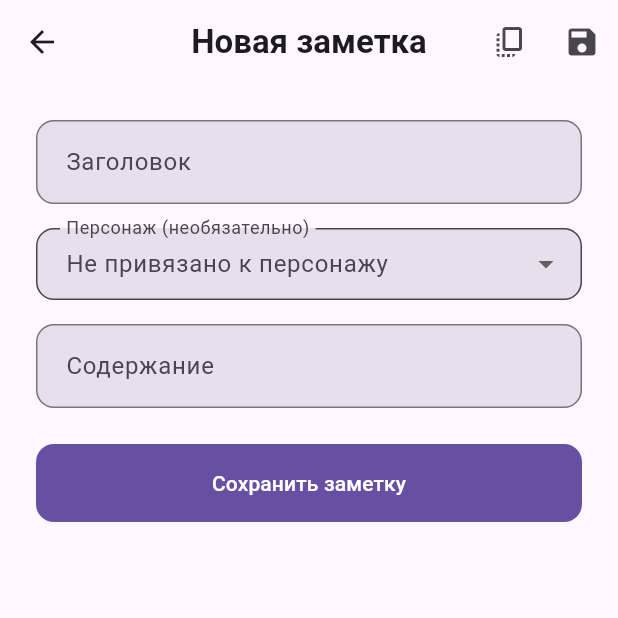
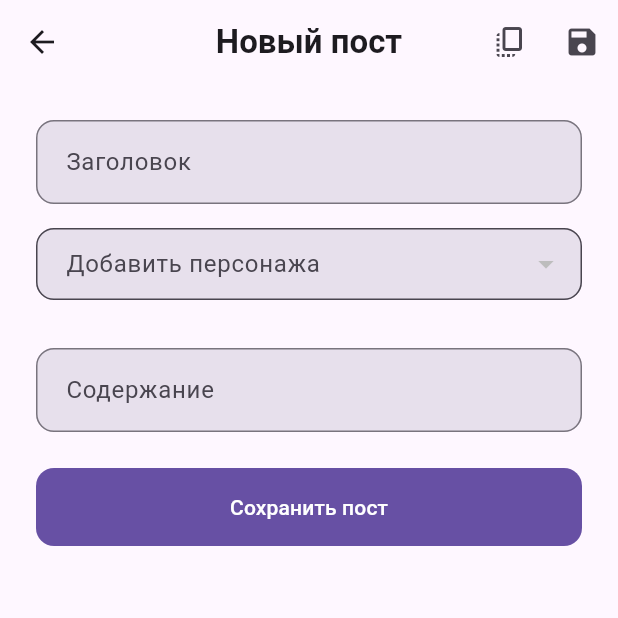
Before and after one commit to MaxGog/CharacterBook, a Flutter app: the screen it shows after launch, item 3 of the bottom bar chosen, after a tap on the "add" icon, on a phone screen of 412 x 824 dp, the top half of it. Run offline on Flutter 3.47's test engine with Material 3 defaults, Android fonts, the phone set to English and light mode, and no system bars; our stand-ins replace flutter_bloc, google_sign_in, hive, hive_flutter, image_picker, open_filex and 3 more; missing offline and left inert: docx_template, extension_google_sign_in_as_googleapis_auth, googleapis, mobile_scanner, universal_html; accounts and stored records are empty.

Commit message:
Добавление возможности добавить сразу несколько персонажей к посту

```diff
--- a/lib/models/note_model.dart
+++ b/lib/models/note_model.dart
@@ -19,8 +19,8 @@ class Note extends HiveObject {
   @HiveField(4)
   DateTime updatedAt;
 
-  @HiveField(5)
-  String? characterId;
+  @HiveField(5, defaultValue: [])
+  List<String> characterIds;
 
   @HiveField(6)
   final List<String> tags;
@@ -32,9 +32,8 @@ class Note extends HiveObject {
     DateTime? createdAt,
     DateTime? updatedAt,
     this.tags = const [],
-    this.characterId,
-  }) :
-        createdAt = createdAt ?? DateTime.now(),
+    this.characterIds = const [],
+  })  : createdAt = createdAt ?? DateTime.now(),
         updatedAt = updatedAt ?? DateTime.now();
 
   Map<String, dynamic> toJson() => {
@@ -43,7 +42,7 @@ class Note extends HiveObject {
     'content': content,
     'createdAt': createdAt.toIso8601String(),
     'updatedAt': updatedAt.toIso8601String(),
-    'characterId': characterId,
+    'characterIds': characterIds,
   };
 
   factory Note.fromJson(Map<String, dynamic> json) => Note(
@@ -52,6 +51,6 @@ class Note extends HiveObject {
     content: json['content'],
     createdAt: DateTime.parse(json['createdAt']),
     updatedAt: DateTime.parse(json['updatedAt']),
-    characterId: json['characterId'],
+    characterIds: List<String>.from(json['characterIds'] ?? []),
   );
 }
--- a/lib/pages/note_management_page.dart
+++ b/lib/pages/note_management_page.dart
@@ -19,7 +19,7 @@ class NoteEditPage extends StatefulWidget {
 class _NoteEditPageState extends State<NoteEditPage> {
   late final TextEditingController _titleController;
   late final TextEditingController _contentController;
-  String? _selectedCharacterId;
+  final List<String> _selectedCharacterIds = [];
 
   @override
   void initState() {
@@ -29,7 +29,9 @@ class _NoteEditPageState extends State<NoteEditPage> {
       text: widget.isCopyMode ? 'Копия: $initialTitle' : initialTitle,
     );
     _contentController = TextEditingController(text: widget.note?.content ?? '');
-    _selectedCharacterId = widget.note?.characterId;
+    if (widget.note != null) {
+      _selectedCharacterIds.addAll(widget.note!.characterIds);
+    }
   }
 
   @override
@@ -64,14 +66,14 @@ class _NoteEditPageState extends State<NoteEditPage> {
         ..title = title
         ..content = content
         ..updatedAt = now
-        ..characterId = _selectedCharacterId;
+        ..characterIds = _selectedCharacterIds;
       await notesBox.put(widget.note!.key, widget.note!);
     } else {
       final note = Note(
         id: DateTime.now().millisecondsSinceEpoch.toString(),
         title: title,
         content: content,
-        characterId: _selectedCharacterId,
+        characterIds: _selectedCharacterIds,
       );
       await notesBox.add(note);
     }
@@ -88,7 +90,7 @@ class _NoteEditPageState extends State<NoteEditPage> {
     if (mounted) {
       ScaffoldMessenger.of(context).showSnackBar(
         SnackBar(
-          content: const Text('Заметка скопирована в буфер'),
+          content: const Text('Скопирован скопирован в буфер'),
           behavior: SnackBarBehavior.floating,
           shape: RoundedRectangleBorder(
             borderRadius: BorderRadius.circular(8),
@@ -107,10 +109,10 @@ class _NoteEditPageState extends State<NoteEditPage> {
       appBar: AppBar(
         title: Text(
           widget.note == null
-              ? 'Новая заметка'
+              ? 'Новый пост'
               : widget.isCopyMode
-              ? 'Копировать заметку'
-              : 'Редактировать заметку',
+              ? 'Копировать пост'
+              : 'Редактировать пост',
           style: textTheme.titleLarge?.copyWith(
             fontWeight: FontWeight.bold,
           ),
@@ -163,6 +165,8 @@ class _NoteEditPageState extends State<NoteEditPage> {
             const SizedBox(height: 16),
             _buildCharacterSelector(context),
             const SizedBox(height: 16),
+            _buildSelectedCharactersChips(context),
+            const SizedBox(height: 16),
             TextField(
               controller: _contentController,
               decoration: InputDecoration(
@@ -199,7 +203,7 @@ class _NoteEditPageState extends State<NoteEditPage> {
               ),
               onPressed: _saveNote,
               child: Text(
-                'Сохранить заметку',
+                'Сохранить пост',
                 style: textTheme.labelLarge?.copyWith(
                   color: colorScheme.onPrimary,
                 ),
@@ -221,9 +225,9 @@ class _NoteEditPageState extends State<NoteEditPage> {
       crossAxisAlignment: CrossAxisAlignment.start,
       children: [
         DropdownButtonFormField<String>(
-          value: _selectedCharacterId,
+          value: null,
           decoration: InputDecoration(
-            labelText: 'Персонаж (необязательно)',
+            labelText: 'Добавить персонажа',
             border: OutlineInputBorder(
               borderRadius: BorderRadius.circular(12),
             ),
@@ -240,35 +244,79 @@ class _NoteEditPageState extends State<NoteEditPage> {
           ),
           borderRadius: BorderRadius.circular(12),
           items: [
-            DropdownMenuItem(
-              value: null,
-              child: Text(
-                'Не привязано к персонажу',
-                style: textTheme.bodyLarge?.copyWith(
-                  color: colorScheme.onSurfaceVariant,
-                ),
-              ),
-            ),
             ...characters.map((character) {
               final characterKey = charactersBox.keyAt(characters.indexOf(character)).toString();
+              final isSelected = _selectedCharacterIds.contains(characterKey);
               return DropdownMenuItem(
                 value: characterKey,
-                child: Text(
-                  character.name,
-                  style: textTheme.bodyLarge?.copyWith(
-                    color: colorScheme.onSurface,
-                  ),
+                child: Row(
+                  children: [
+                    if (isSelected)
+                      Icon(Icons.check, color: colorScheme.primary, size: 20),
+                    const SizedBox(width: 8),
+                    Text(
+                      character.name,
+                      style: textTheme.bodyLarge?.copyWith(
+                        color: isSelected
+                            ? colorScheme.primary
+                            : colorScheme.onSurface,
+                      ),
+                    ),
+                  ],
                 ),
               );
             }),
           ],
           onChanged: (value) {
-            setState(() {
-              _selectedCharacterId = value;
-            });
+            if (value != null) {
+              setState(() {
+                if (_selectedCharacterIds.contains(value)) {
+                  _selectedCharacterIds.remove(value);
+                } else {
+                  _selectedCharacterIds.add(value);
+                }
+              });
+            }
           },
         ),
       ],
     );
   }
+
+  Widget _buildSelectedCharactersChips(BuildContext context) {
+    final colorScheme = Theme.of(context).colorScheme;
+    final textTheme = Theme.of(context).textTheme;
+    final charactersBox = Hive.box<Character>('characters');
+
+    if (_selectedCharacterIds.isEmpty) {
+      return const SizedBox();
+    }
+
+    return Wrap(
+      spacing: 8,
+      runSpacing: 8,
+      children: _selectedCharacterIds.map((characterId) {
+        final character = charactersBox.get(characterId);
+        if (character == null) return const SizedBox();
+
+        return InputChip(
+          label: Text(character.name),
+          onDeleted: () {
+            setState(() {
+              _selectedCharacterIds.remove(characterId);
+            });
+          },
+          deleteIcon: Icon(
+            Icons.close,
+            size: 18,
+            color: colorScheme.onSurfaceVariant,
+          ),
+          backgroundColor: colorScheme.surfaceVariant,
+          shape: RoundedRectangleBorder(
+            borderRadius: BorderRadius.circular(8),
+          ),
+        );
+      }).toList(),
+    );
+  }
 }
--- a/pubspec.yaml
+++ b/pubspec.yaml
@@ -1,7 +1,7 @@
 name: characterbook
 description: "Implementation of the Character Book app on the Flutter framework"
 publish_to: 'MaxGog'
-version: 1.5.3+11
+version: 1.5.4+12
 
 environment:
   sdk: ^3.7.2
```
Also changed, not shown: lib/pages/character_detail_page.dart (+0 -14 lines), lib/pages/settings_page.dart (+6 -2 lines), lib/models/note_model.g.dart.
